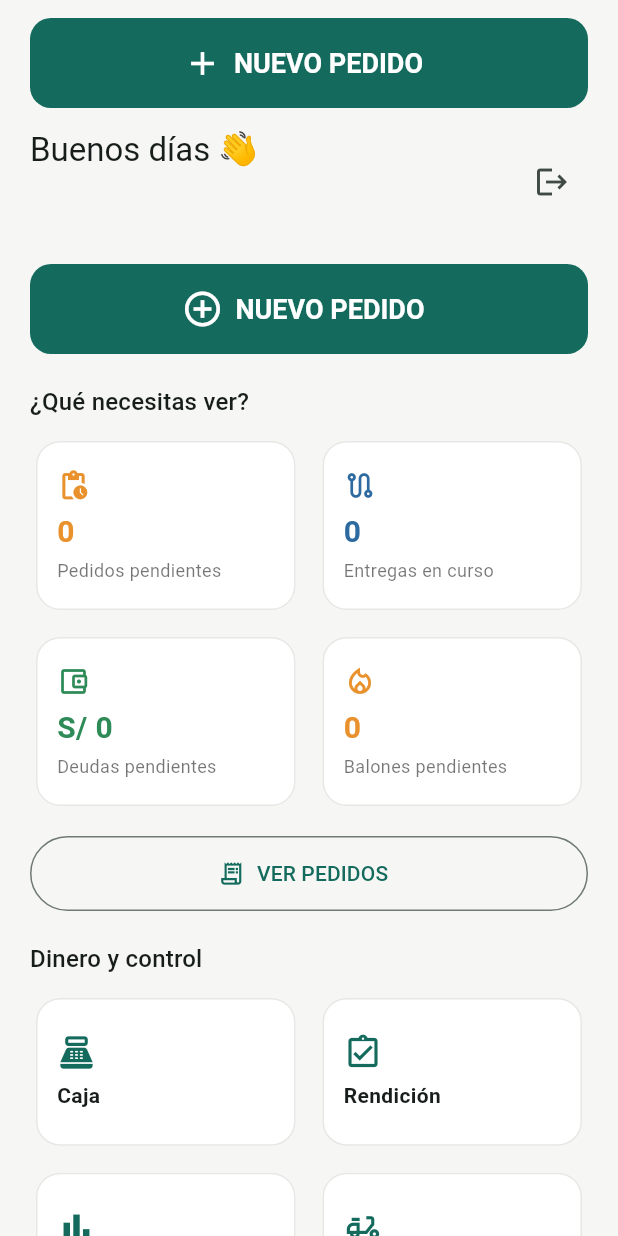
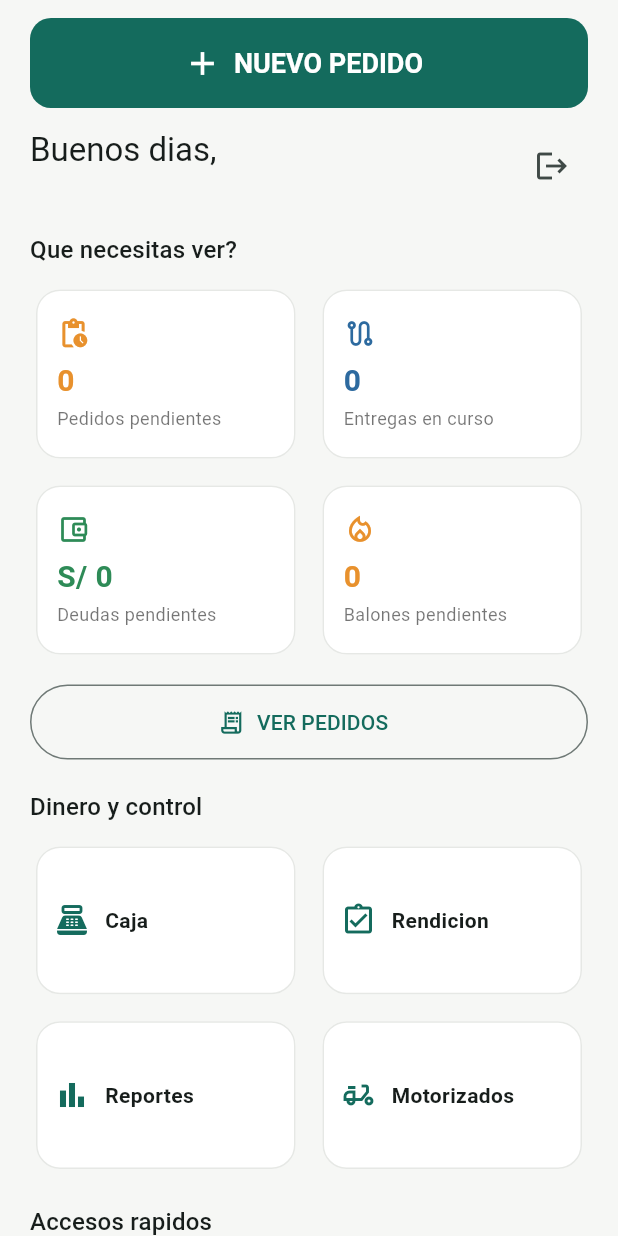
Before and after one commit to 44JACK44-cmd/GROUP-JCK, a Flutter app: the HomePage screen opened directly, on a phone screen of 412 x 824 dp. Run offline on Flutter 3.47's test engine with Material 3 defaults, Android fonts, the phone set to English and light mode, and no system bars; our stand-ins replace connectivity_plus, flutter_map, flutter_riverpod, flutter_tts, geolocator, go_router and 7 more; accounts and stored records are empty.

Commit message:
Correccion: un solo boton Nuevo pedido, historial robusto, motorizados en vivo

```diff
--- a/app/lib/features/home/home_page.dart
+++ b/app/lib/features/home/home_page.dart
@@ -1,6 +1,4 @@
 /// Inicio del administrador.
-///
-/// Responde de inmediato: "¿qué tengo que hacer ahora?".
 library;
 
 import 'package:flutter/material.dart';
@@ -44,14 +42,8 @@ class _HomePageState extends ConsumerState<HomePage> {
         balonesRepo.pendientesBalones(),
       ]);
       if (!mounted) return;
-      final deudas = (res[2] as Map<String, double>).values.fold<double>(
-        0,
-        (s, v) => s + v,
-      );
-      final balones = (res[3] as List).fold<int>(
-        0,
-        (s, p) => s + (p.cantidad as int),
-      );
+      final deudas = (res[2] as Map<String, double>).values.fold<double>(0, (s, v) => s + v);
+      final balones = (res[3] as List).fold<int>(0, (s, p) => s + (p.cantidad as int));
       setState(() {
         _pendientes = res[0] as int;
         _enCamino = res[1] as int;
@@ -69,7 +61,7 @@ class _HomePageState extends ConsumerState<HomePage> {
   Widget build(BuildContext context) {
     final auth = ref.watch(authProvider);
     final hora = DateTime.now().hour;
-    final saludo = hora < 12 ? 'Buenos días' : (hora < 19 ? 'Buenas tardes' : 'Buenas noches');
+    final saludo = hora < 12 ? 'Buenos dias' : (hora < 19 ? 'Buenas tardes' : 'Buenas noches');
 
     return Scaffold(
       body: SafeArea(
@@ -101,52 +93,23 @@ class _HomePageState extends ConsumerState<HomePage> {
                     child: Column(
                       crossAxisAlignment: CrossAxisAlignment.start,
                       children: [
-                        Text('$saludo 👋', style: Theme.of(context).textTheme.titleLarge),
-                        Text(
-                          auth.empresaNombre ?? '',
-                          style: Theme.of(context)
-                              .textTheme
-                              .bodyMedium
-                              ?.copyWith(color: AppTheme.primary, fontWeight: FontWeight.w600),
-                        ),
-                        Text(
-                          auth.nombre ?? '',
-                          style: Theme.of(context)
-                              .textTheme
-                              .bodyMedium
-                              ?.copyWith(color: Colors.black54),
-                        ),
+                        Text('$saludo, ${auth.nombre ?? ''}',
+                            style: Theme.of(context).textTheme.titleLarge),
+                        Text(auth.empresaNombre ?? '',
+                            style: Theme.of(context).textTheme.bodyMedium?.copyWith(
+                                color: AppTheme.primary, fontWeight: FontWeight.w600)),
                       ],
                     ),
                   ),
                   IconButton(
-                    tooltip: 'Cerrar sesión',
+                    tooltip: 'Cerrar sesion',
                     onPressed: () => ref.read(authProvider.notifier).logout(),
                     icon: const Icon(Icons.logout),
                   ),
                 ],
               ),
               const SizedBox(height: 20),
-
-              // Acción principal
-              SizedBox(
-                width: double.infinity,
-                child: FilledButton.icon(
-                  onPressed: () => context.push('/pedidos/nuevo'),
-                  icon: const Icon(Icons.add_circle_outline, size: 28),
-                  label: const Padding(
-                    padding: EdgeInsets.symmetric(vertical: 8),
-                    child: Text('NUEVO PEDIDO', style: TextStyle(fontSize: 18)),
-                  ),
-                  style: FilledButton.styleFrom(
-                    backgroundColor: AppTheme.primary,
-                    minimumSize: const Size.fromHeight(60),
-                  ),
-                ),
-              ),
-              const SizedBox(height: 20),
-
-              Text('¿Qué necesitas ver?', style: Theme.of(context).textTheme.titleMedium),
+              Text('Que necesitas ver?', style: Theme.of(context).textTheme.titleMedium),
               const SizedBox(height: 10),
               GridView.count(
                 crossAxisCount: 2,
@@ -158,28 +121,28 @@ class _HomePageState extends ConsumerState<HomePage> {
                 children: [
                   TarjetaMetrica(
                     titulo: 'Pedidos pendientes',
-                    valor: _cargando ? '…' : '$_pendientes',
+                    valor: _cargando ? '...' : '$_pendientes',
                     icono: Icons.pending_actions_outlined,
                     color: AppTheme.warning,
                     onTap: () => context.go('/pedidos'),
                   ),
                   TarjetaMetrica(
                     titulo: 'Entregas en curso',
-                    valor: _cargando ? '…' : '$_enCamino',
+                    valor: _cargando ? '...' : '$_enCamino',
                     icono: Icons.route_outlined,
                     color: AppTheme.info,
                     onTap: () => context.go('/pedidos'),
                   ),
                   TarjetaMetrica(
                     titulo: 'Deudas pendientes',
-                    valor: _cargando ? '…' : dinero(_deudas, conDecimales: false),
+                    valor: _cargando ? '...' : dinero(_deudas, conDecimales: false),
                     icono: Icons.account_balance_wallet_outlined,
                     color: _deudas > 0 ? AppTheme.danger : AppTheme.success,
                     onTap: () => context.push('/deudas'),
                   ),
                   TarjetaMetrica(
                     titulo: 'Balones pendientes',
-                    valor: _cargando ? '…' : '$_balonesPendientes',
+                    valor: _cargando ? '...' : '$_balonesPendientes',
                     icono: Icons.local_fire_department_outlined,
                     color: AppTheme.warning,
                     onTap: () => context.push('/balones'),
@@ -205,13 +168,13 @@ class _HomePageState extends ConsumerState<HomePage> {
                 childAspectRatio: 1.7,
                 children: [
                   _Acceso(icono: Icons.point_of_sale_outlined, titulo: 'Caja', onTap: () => context.push('/caja')),
-                  _Acceso(icono: Icons.assignment_turned_in_outlined, titulo: 'Rendición', onTap: () => context.push('/rendicion')),
+                  _Acceso(icono: Icons.assignment_turned_in_outlined, titulo: 'Rendicion', onTap: () => context.push('/rendicion')),
                   _Acceso(icono: Icons.bar_chart_outlined, titulo: 'Reportes', onTap: () => context.push('/reportes')),
                   _Acceso(icono: Icons.delivery_dining_outlined, titulo: 'Motorizados', onTap: () => context.push('/motorizados-actividad')),
                 ],
               ),
               const SizedBox(height: 20),
-              Text('Accesos rápidos', style: Theme.of(context).textTheme.titleMedium),
+              Text('Accesos rapidos', style: Theme.of(context).textTheme.titleMedium),
               const SizedBox(height: 10),
               GridView.count(
                 crossAxisCount: 2,
@@ -224,8 +187,8 @@ class _HomePageState extends ConsumerState<HomePage> {
                   _Acceso(icono: Icons.people_outline, titulo: 'Clientes', onTap: () => context.go('/clientes')),
                   _Acceso(icono: Icons.calendar_month_outlined, titulo: 'Calendario', onTap: () => context.push('/calendario')),
                   _Acceso(icono: Icons.payments_outlined, titulo: 'Cobros', onTap: () => context.go('/cobros')),
-                  _Acceso(icono: Icons.compare_arrows, titulo: 'Conciliación', onTap: () => context.push('/conciliacion')),
-                  _Acceso(icono: Icons.grid_view_outlined, titulo: 'Más', onTap: () => context.go('/mas')),
+                  _Acceso(icono: Icons.compare_arrows, titulo: 'Conciliacion', onTap: () => context.push('/conciliacion')),
+                  _Acceso(icono: Icons.grid_view_outlined, titulo: 'Mas', onTap: () => context.go('/mas')),
                 ],
               ),
             ],
@@ -250,14 +213,14 @@ class _Acceso extends StatelessWidget {
         borderRadius: BorderRadius.circular(16),
         onTap: onTap,
         child: Padding(
-          padding: const EdgeInsets.all(14),
-          child: Column(
-            crossAxisAlignment: CrossAxisAlignment.start,
-            mainAxisAlignment: MainAxisAlignment.center,
+          padding: const EdgeInsets.all(12),
+          child: Row(
             children: [
-              Icon(icono, size: 26, color: AppTheme.primary),
-              const SizedBox(height: 6),
-              Text(titulo, style: const TextStyle(fontWeight: FontWeight.w600)),
+              Icon(icono, color: AppTheme.primary),
+              const SizedBox(width: 10),
+              Expanded(
+                child: Text(titulo, style: const TextStyle(fontWeight: FontWeight.w600)),
+              ),
             ],
           ),
         ),
--- a/app/lib/features/pedidos/historial_page.dart
+++ b/app/lib/features/pedidos/historial_page.dart
@@ -8,6 +8,7 @@ import 'package:flutter_riverpod/flutter_riverpod.dart';
 
 import '../../app/theme.dart';
 import '../../core/data/pedidos_repo.dart';
+import '../../core/data/sb.dart';
 import '../../core/domain/formato.dart';
 import '../../core/ui/widgets.dart';
 import '../auth/auth_controller.dart';
@@ -23,6 +24,7 @@ class HistorialPage extends ConsumerStatefulWidget {
 class _HistorialPageState extends ConsumerState<HistorialPage> {
   List<Map<String, dynamic>> _pedidos = [];
   bool _cargando = true;
+  String? _error;
 
   @override
   void initState() {
@@ -42,10 +44,14 @@ class _HistorialPageState extends ConsumerState<HistorialPage> {
       setState(() {
         _pedidos = data;
         _cargando = false;
+        _error = null;
       });
-    } catch (_) {
+    } catch (e) {
       if (!mounted) return;
-      setState(() => _cargando = false);
+      setState(() {
+        _cargando = false;
+        _error = traducirError(e, contexto: 'No pudimos cargar el historial').mensaje;
+      });
     }
   }
 
@@ -60,10 +66,12 @@ class _HistorialPageState extends ConsumerState<HistorialPage> {
   Map<String, List<Map<String, dynamic>>> _porDia() {
     final grupos = <String, List<Map<String, dynamic>>>{};
     for (final p in _pedidos) {
-      final fecha = parseFecha(p['fecha']);
-      if (fecha == null) continue;
-      final dia = fechaRelativa(fecha);
-      grupos.putIfAbsent(dia, () => []).add(p);
+      try {
+        final fecha = parseFecha(p['fecha']);
+        if (fecha == null) continue;
+        final dia = fechaRelativa(fecha);
+        grupos.putIfAbsent(dia, () => []).add(p);
+      } catch (_) {}
     }
     return grupos;
   }
@@ -75,7 +83,23 @@ class _HistorialPageState extends ConsumerState<HistorialPage> {
       appBar: AppBar(title: const Text('Mis pedidos realizados')),
       body: _cargando
           ? const Center(child: CircularProgressIndicator(color: AppTheme.primary))
-          : _pedidos.isEmpty
+          : _error != null
+              ? Center(
+                  child: Padding(
+                    padding: const EdgeInsets.all(24),
+                    child: Column(
+                      mainAxisSize: MainAxisSize.min,
+                      children: [
+                        const Icon(Icons.error_outline, size: 40, color: AppTheme.danger),
+                        const SizedBox(height: 12),
+                        Text(_error!, textAlign: TextAlign.center),
+                        const SizedBox(height: 12),
+                        FilledButton(onPressed: _cargar, child: const Text('Reintentar')),
+                      ],
+                    ),
+                  ),
+                )
+              : _pedidos.isEmpty
               ? const EstadoVacio(
                   icono: Icons.history,
                   titulo: 'Todavía no has entregado pedidos',
--- a/app/pubspec.yaml
+++ b/app/pubspec.yaml
@@ -16,7 +16,7 @@ publish_to: 'none' # Remove this line if you wish to publish to pub.dev
 # https://developer.apple.com/library/archive/documentation/General/Reference/InfoPlistKeyReference/Articles/CoreFoundationKeys.html
 # In Windows, build-name is used as the major, minor, and patch parts
 # of the product and file versions while build-number is used as the build suffix.
-version: 1.0.11+11
+version: 1.0.12+12
 
 environment:
   sdk: ^3.13.5
```
